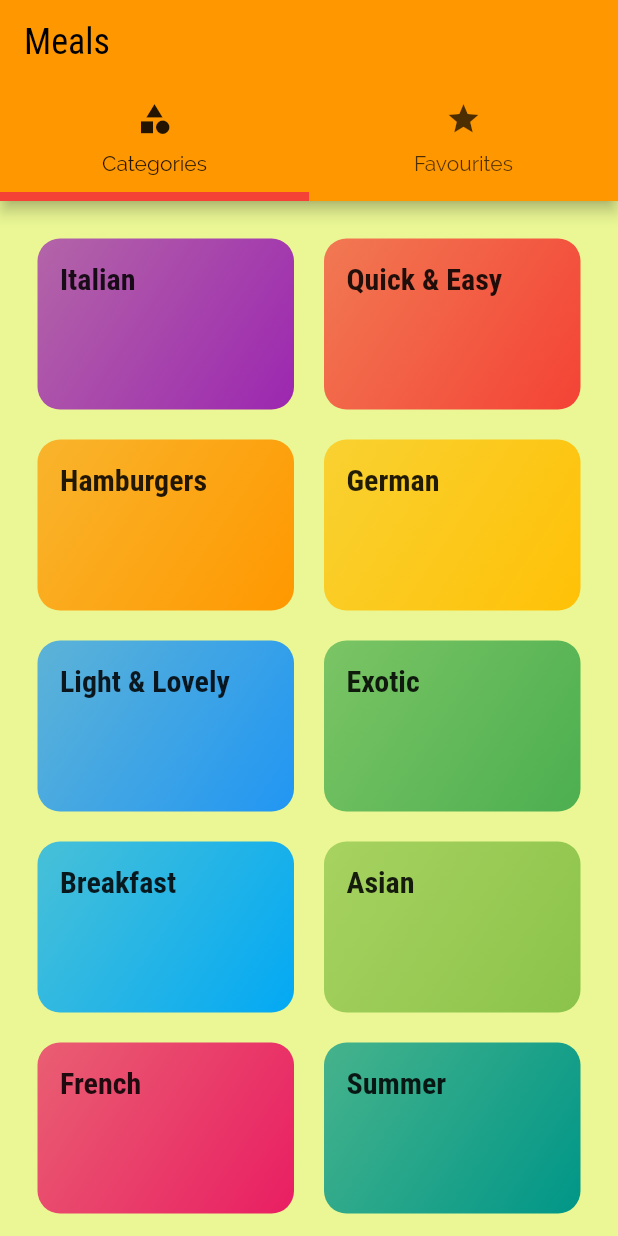
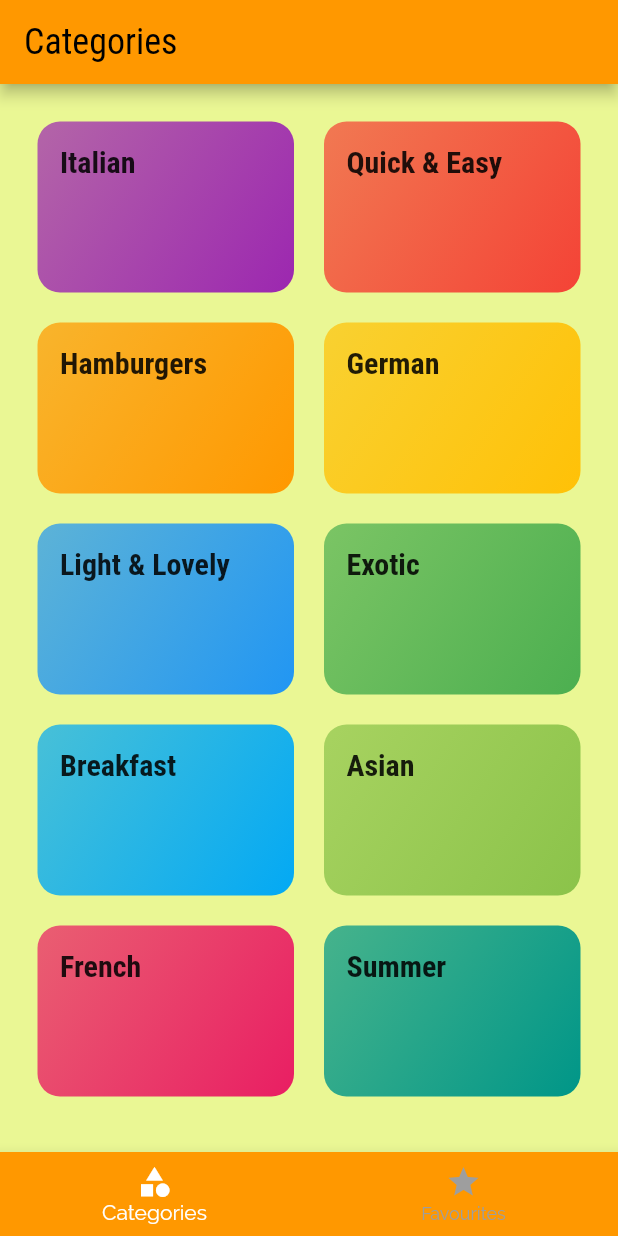
Before and after one commit to kis619/Flutter_Meals_App, a Flutter app: the screen it shows after launch, on a phone screen of 412 x 824 dp. Run offline on Flutter 3.47's test engine with Material 2 defaults, Android fonts, the phone set to English and light mode, and no system bars.

```diff
--- a/lib/screens/tabs_screen.dart
+++ b/lib/screens/tabs_screen.dart
@@ -1,36 +1,58 @@
 import 'package:flutter/material.dart';
-import 'package:meals_app/screens/favourites_screen.dart';
 
+import '../screens/favourites_screen.dart';
 import './categories_screen.dart';
 
-class TabsScreen extends StatelessWidget {
+class TabsScreen extends StatefulWidget {
   const TabsScreen({super.key});
 
   @override
+  State<TabsScreen> createState() => _TabsScreenState();
+}
+
+class _TabsScreenState extends State<TabsScreen> {
+  final List<Map<String, Object>> _pages = const [
+    {
+      'page': CategoriesScreen(),
+      'title': 'Categories',
+    },
+    {
+      'page': FavouritesScreen(),
+      'title': 'Favourites',
+    },
+  ];
+
+  int _selectedPageIdx = 0;
+
+  void _selectPage(int i) {
+    setState(() {
+      _selectedPageIdx = i;
+    });
+  }
+
+  @override
   Widget build(BuildContext context) {
-    return DefaultTabController(
-      length: 2,
-      // initialIndex: 1,
-      child: Scaffold(
-        appBar: AppBar(
-          title: const Text("Meals"),
-          bottom: const TabBar(
-            indicatorColor: Colors.red,
-            indicatorWeight: 6,
-            tabs: <Widget>[
-              Tab(
-                icon: Icon(Icons.category),
-                text: 'Categories',
-              ),
-              Tab(
-                icon: Icon(Icons.star),
-                text: 'Favourites',
-              )
-            ],
+    return Scaffold(
+      appBar: AppBar(
+        title: Text(_pages[_selectedPageIdx]['title'] as String),
+      ),
+      body: _pages[_selectedPageIdx]['page'] as Widget,
+      bottomNavigationBar: BottomNavigationBar(
+        onTap: _selectPage,
+        currentIndex: _selectedPageIdx,
+        backgroundColor: Theme.of(context).primaryColor,
+        unselectedItemColor: Colors.grey,
+        selectedItemColor: Colors.white,
+        items: const [
+          BottomNavigationBarItem(
+            icon: Icon(Icons.category),
+            label: 'Categories',
           ),
-        ),
-        body: const TabBarView(
-            children: <Widget>[CategoriesScreen(), FavouritesScreen()]),
+          BottomNavigationBarItem(
+            icon: Icon(Icons.star),
+            label: 'Favourites',
+          )
+        ],
       ),
     );
   }
```
